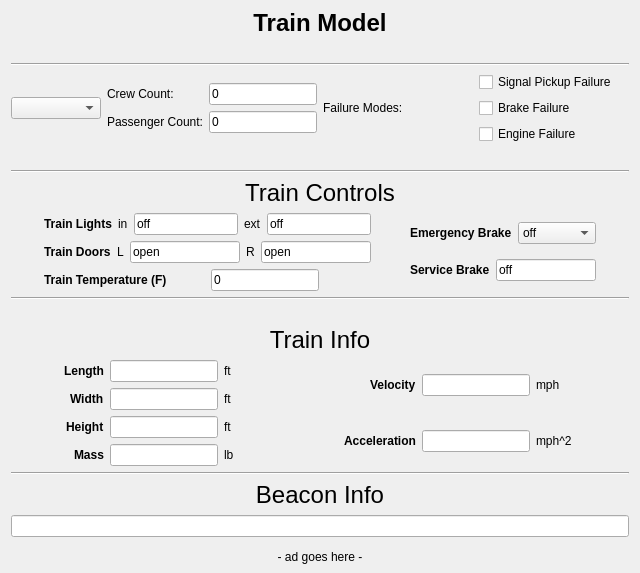
This is Modules/Train_Model/Frontend/Train_Model_UI.ui in keshavshankar08/ECE1140 as Qt 5 draws it before an edit. The edited form follows.
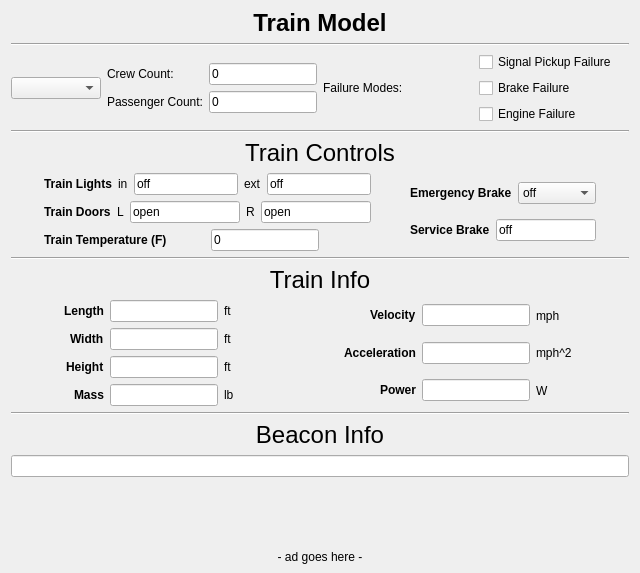
This is the edited form.

Commit message: #110 failure buttons and power display

Diff of the .ui file:
```diff
--- a/Modules/Train_Model/Frontend/Train_Model_UI.ui
+++ b/Modules/Train_Model/Frontend/Train_Model_UI.ui
@@ -51,19 +51,6 @@
         </property>
        </widget>
       </item>
-      <item>
-       <spacer name="horizontalSpacer_5">
-        <property name="orientation">
-         <enum>Qt::Horizontal</enum>
-        </property>
-        <property name="sizeHint" stdset="0">
-         <size>
-          <width>40</width>
-          <height>20</height>
-         </size>
-        </property>
-       </spacer>
-      </item>
       <item>
        <widget class="Line" name="line">
         <property name="orientation">
@@ -171,19 +158,6 @@
             </item>
            </layout>
           </item>
-          <item>
-           <spacer name="horizontalSpacer_7">
-            <property name="orientation">
-             <enum>Qt::Horizontal</enum>
-            </property>
-            <property name="sizeHint" stdset="0">
-             <size>
-              <width>40</width>
-              <height>20</height>
-             </size>
-            </property>
-           </spacer>
-          </item>
           <item>
            <widget class="Line" name="line_2">
             <property name="orientation">
@@ -418,19 +392,6 @@
                 </property>
                </widget>
               </item>
-              <item>
-               <spacer name="horizontalSpacer_8">
-                <property name="orientation">
-                 <enum>Qt::Horizontal</enum>
-                </property>
-                <property name="sizeHint" stdset="0">
-                 <size>
-                  <width>40</width>
-                  <height>20</height>
-                 </size>
-                </property>
-               </spacer>
-              </item>
               <item>
                <layout class="QVBoxLayout" name="verticalLayout_6">
                 <item>
@@ -582,7 +543,7 @@
                         </property>
                        </widget>
                       </item>
-                      <item alignment="Qt::AlignRight">
+                      <item alignment="Qt::AlignHCenter">
                        <widget class="QLineEdit" name="accelDisplay">
                         <property name="readOnly">
                          <bool>true</bool>
@@ -598,6 +559,31 @@
                       </item>
                      </layout>
                     </item>
+                    <item>
+                     <layout class="QHBoxLayout" name="horizontalLayout_19">
+                      <item alignment="Qt::AlignRight">
+                       <widget class="QLabel" name="label_31">
+                        <property name="text">
+                         <string>&lt;html&gt;&lt;head/&gt;&lt;body&gt;&lt;p&gt;&lt;span style=&quot; font-weight:600;&quot;&gt;Power&lt;/span&gt;&lt;/p&gt;&lt;/body&gt;&lt;/html&gt;</string>
+                        </property>
+                       </widget>
+                      </item>
+                      <item alignment="Qt::AlignHCenter">
+                       <widget class="QLineEdit" name="powerDisplay">
+                        <property name="readOnly">
+                         <bool>true</bool>
+                        </property>
+                       </widget>
+                      </item>
+                      <item>
+                       <widget class="QLabel" name="label_32">
+                        <property name="text">
+                         <string>W</string>
+                        </property>
+                       </widget>
+                      </item>
+                     </layout>
+                    </item>
                    </layout>
                   </item>
                  </layout>
```
Left out of the diff: 8 changed lines with no effect on the pictures. The commit also changes 1 other file.
